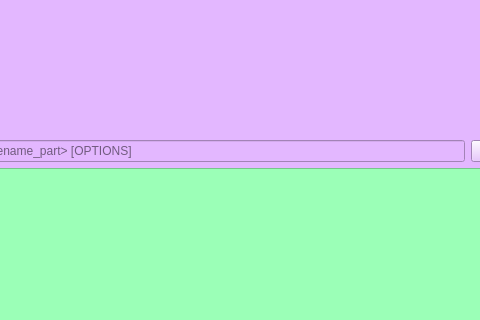
This is mainwindow.ui in lululazone/ClientServerProject as Qt 5 draws it before an edit; both pictures show x 290 to 770 and y 0 to 320 of the 1034 by 655 pixel window. The edited form follows.
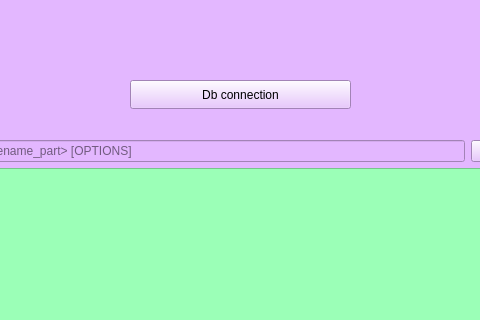
This is the edited form. Icons and pictures are not drawn.

Commit message: connects to bdd

What changed in the file:
```diff
--- a/mainwindow.ui
+++ b/mainwindow.ui
@@ -82,7 +82,7 @@
           <string>search</string>
          </property>
          <property name="icon">
-          <iconset theme="folder-new" resource="search.qrc">
+          <iconset theme="folder-new">
            <normaloff>:/Pictures/search-interface-symbol.png</normaloff>:/Pictures/search-interface-symbol.png</iconset>
          </property>
          <property name="iconSize">
@@ -235,6 +235,19 @@
      <pixmap resource="butterfly.qrc">:/Pictures/butterfly.png</pixmap>
     </property>
    </widget>
+   <widget class="QPushButton" name="DbConnectButton">
+    <property name="geometry">
+     <rect>
+      <x>420</x>
+      <y>80</y>
+      <width>221</width>
+      <height>29</height>
+     </rect>
+    </property>
+    <property name="text">
+     <string>Db connection</string>
+    </property>
+   </widget>
    <zorder>label_2</zorder>
    <zorder>label_3</zorder>
    <zorder>label_8</zorder>
@@ -244,6 +257,7 @@
    <zorder>label_7</zorder>
    <zorder>label_5</zorder>
    <zorder>layoutWidget</zorder>
+   <zorder>DbConnectButton</zorder>
   </widget>
   <widget class="QStatusBar" name="statusbar"/>
  </widget>
```
Left out of the diff: 1 changed line with no effect on the pictures. The commit also changes 5 other files.
